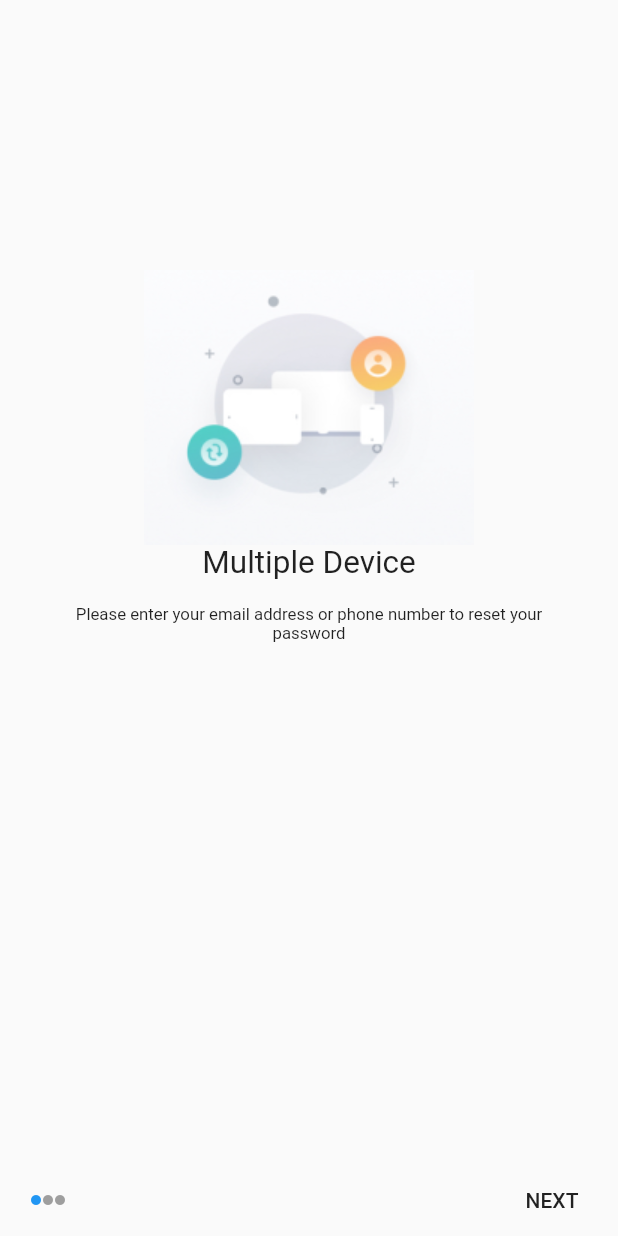
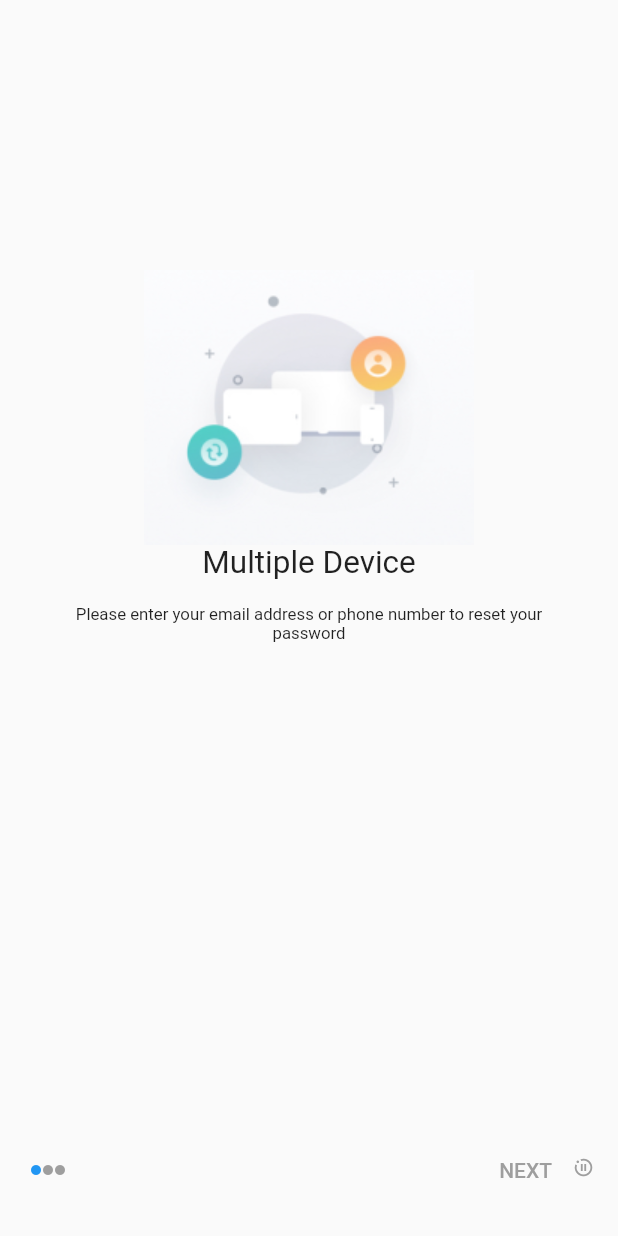
Before and after one commit to PoseidonMRT/todo_app, a Flutter app: the screen it shows after launch, on a phone screen of 412 x 824 dp. Run offline on Flutter 3.47's test engine with Material 2 defaults, Android fonts, the phone set to English and light mode, and no system bars; our stand-ins replace shared_preferences.

Commit message:
user guide page bottom area modify

```diff
--- a/lib/userguide/UserGuidePage.dart
+++ b/lib/userguide/UserGuidePage.dart
@@ -8,7 +8,6 @@ import 'GuidePageTwo.dart';
 import 'GuidePageThree.dart';
 
 class UserGuidePage extends StatefulWidget {
-
   @override
   _UserGuidePageState createState() {
     return new _UserGuidePageState();
@@ -16,7 +15,6 @@ class UserGuidePage extends StatefulWidget {
 }
 
 class _UserGuidePageState extends State<UserGuidePage> {
-
   SharedPreferences sharedPreferences;
 
   int currentGuidePageIndex;
@@ -26,19 +24,20 @@ class _UserGuidePageState extends State<UserGuidePage> {
 
   Future setUserGuideCompleted() async {
     sharedPreferences = await SharedPreferences.getInstance();
-    sharedPreferences.setBool(Constants.keyIsFirstRun,false);
+    sharedPreferences.setBool(Constants.keyIsFirstRun, false);
   }
 
   void userGuideActionComplete() {
-    setUserGuideCompleted().whenComplete(()=>{
-      Navigator.of(context).pushReplacementNamed(Constants.homePageRoutesTag)
-    });
+    setUserGuideCompleted().whenComplete(() => {
+          Navigator.of(context)
+              .pushReplacementNamed(Constants.homePageRoutesTag)
+        });
   }
 
-  void goNextGuidePage(){
+  void goNextGuidePage() {
     setState(() {
       currentGuidePageIndex++;
-      if (currentGuidePageIndex == 2){
+      if (currentGuidePageIndex == 2) {
         mainPageActionVisible = false;
         nextPageActionVisible = true;
       }
@@ -56,13 +55,18 @@ class _UserGuidePageState extends State<UserGuidePage> {
     ];
   }
 
-  Widget buildIcon(BuildContext context,int index){
-    return Icon(Icons.brightness_1,color: currentGuidePageIndex == index?Colors.blue:Colors.grey,size: 8,);
+  Widget buildIcon(BuildContext context, int index) {
+    return Icon(
+      Icons.brightness_1,
+      color: currentGuidePageIndex == index ? Colors.blue : Colors.grey,
+      size: 8,
+    );
   }
 
-  Widget buildBottomAppBar(BuildContext context){
+  Widget buildBottomAppBar(BuildContext context) {
     return Container(
       height: 68,
+      margin: EdgeInsets.only(bottom: 20),
       child: Column(
         mainAxisAlignment: MainAxisAlignment.end,
         children: <Widget>[
@@ -70,12 +74,13 @@ class _UserGuidePageState extends State<UserGuidePage> {
             offstage: nextPageActionVisible,
             child: Row(
               children: <Widget>[
-                Expanded(child: Container(
+                Expanded(
+                    child: Container(
                   child: Row(
                     mainAxisAlignment: MainAxisAlignment.start,
                     children: <Widget>[
                       Padding(padding: EdgeInsets.only(left: 20)),
-                      buildIcon(context,0),
+                      buildIcon(context, 0),
                       buildIcon(context, 1),
                       buildIcon(context, 2),
                     ],
@@ -86,8 +91,15 @@ class _UserGuidePageState extends State<UserGuidePage> {
                     width: 40,
                     alignment: Alignment.centerRight,
                     child: FlatButton(
-                      child: new Text("NEXT",textScaleFactor: 1,),
-                      color: Color.fromARGB(1, 245, 246, 249),
+                      child: new Text(
+                        "NEXT"+" \ue409",
+                        textAlign: TextAlign.center,
+                        style: TextStyle(
+                          fontFamily: "MaterialIcons",
+                          color: Colors.grey,
+                          fontSize: 14,
+                        ),
+                      ),
                       onPressed: goNextGuidePage,
                     ),
                   ),
@@ -97,9 +109,43 @@ class _UserGuidePageState extends State<UserGuidePage> {
           ),
           Offstage(
             offstage: mainPageActionVisible,
-            child: RaisedButton(
-              child: Text('enter main page'),
-              onPressed: userGuideActionComplete,
+            child: Container(
+              decoration: BoxDecoration(
+                shape: BoxShape.rectangle,
+                borderRadius: new BorderRadius.circular(50),
+                gradient: new LinearGradient(
+                    colors: [
+                      Color(0xFF68B7CE),
+                      Color(0xFF37EBBB),
+                    ],
+                    begin: FractionalOffset(0.0, 0.0),
+                    end: FractionalOffset(1.0, 0.0),
+                    stops: [0.0, 1.0],
+                    tileMode: TileMode.clamp),
+              ),
+              margin: EdgeInsets.only(left: 40, right: 40, bottom: 20),
+              child: Row(
+                mainAxisAlignment: MainAxisAlignment.center,
+                crossAxisAlignment: CrossAxisAlignment.center,
+                children: <Widget>[
+                  new FlatButton(
+                    child: Text(
+                      'Get Started',
+                      style: TextStyle(
+                        color: Colors.white,
+                        fontSize: 16,
+                      ),
+                    ),
+                    color: Colors.transparent,
+                    padding: EdgeInsets.only(right: 0),
+                    onPressed: userGuideActionComplete,
+                  ),
+                  new Icon(
+                    Icons.navigate_next,
+                    color: Colors.white,
+                  )
+                ],
+              ),
             ),
           )
         ],
@@ -111,7 +157,7 @@ class _UserGuidePageState extends State<UserGuidePage> {
   Widget build(BuildContext context) {
     SystemChrome.setEnabledSystemUIOverlays([]);
     return Scaffold(
-      body:pageLists[currentGuidePageIndex],
+      body: pageLists[currentGuidePageIndex],
       bottomNavigationBar: buildBottomAppBar(context),
     );
   }
```
